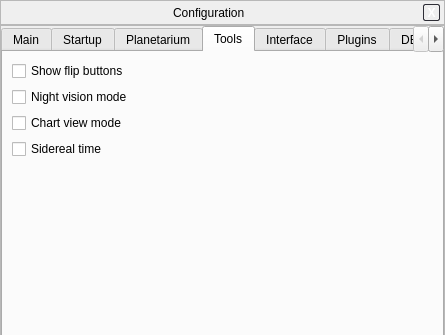
Qt form src/gui/configurationDialog.ui (519984307/stellarium_src) before a commit; both pictures show x 0 to 445 and y 0 to 335 of the 445 by 528 pixel window.
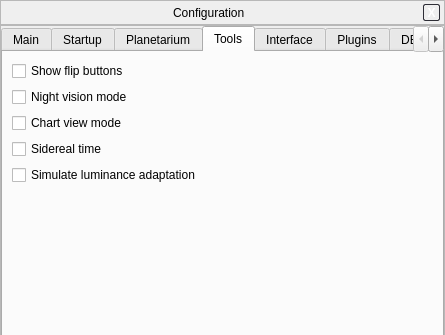
The same form after that commit. The open tabs and pages were chosen to show the change. Custom widgets are drawn as their Qt base class.

Commit message: luminance adaptation gui and flag

```diff
--- a/src/gui/configurationDialog.ui
+++ b/src/gui/configurationDialog.ui
@@ -478,7 +478,7 @@
            <x>0</x>
            <y>0</y>
            <width>437</width>
-           <height>472</height>
+           <height>470</height>
           </rect>
          </property>
          <attribute name="title" >
@@ -525,6 +525,19 @@
             </property>
            </widget>
           </item>
+          <item>
+           <widget class="QCheckBox" name="adaptationCheckbox" >
+            <property name="toolTip" >
+             <string>When enabled and a very bright object is visible, other objects will be dimmed.</string>
+            </property>
+            <property name="text" >
+             <string>Simulate luminance adaptation</string>
+            </property>
+            <property name="checked" >
+             <bool>false</bool>
+            </property>
+           </widget>
+          </item>
           <item>
            <spacer>
             <property name="orientation" >
```
Left out of the diff: 6 changed lines with no effect on the pictures. The commit also changes 3 other files.
